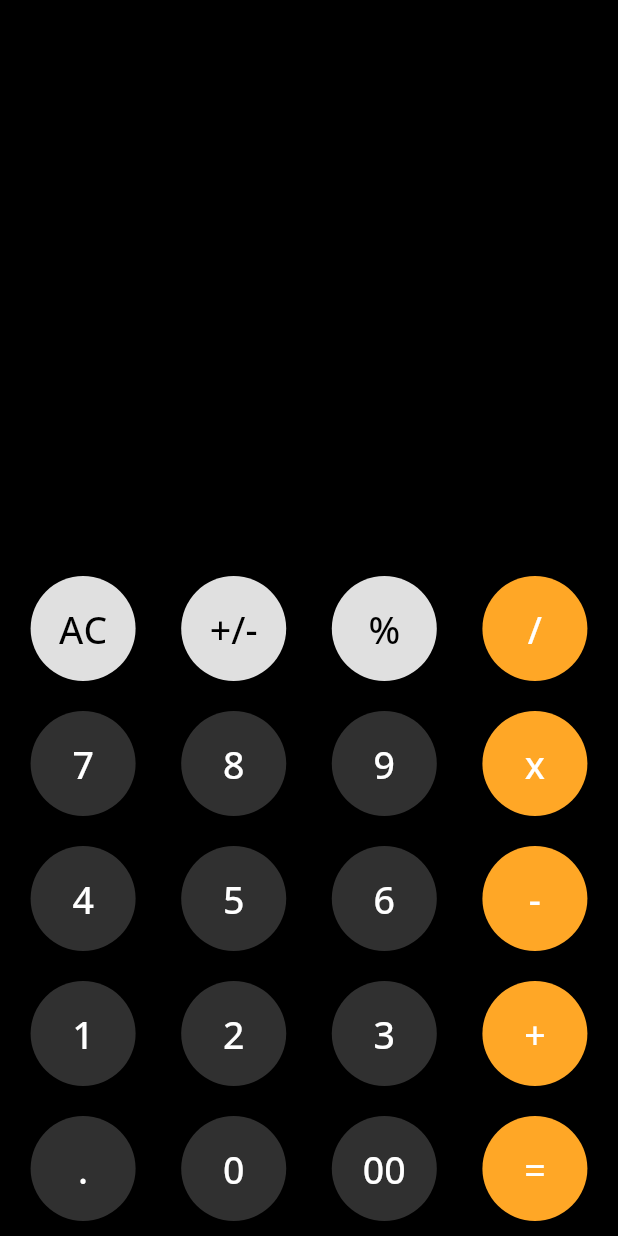
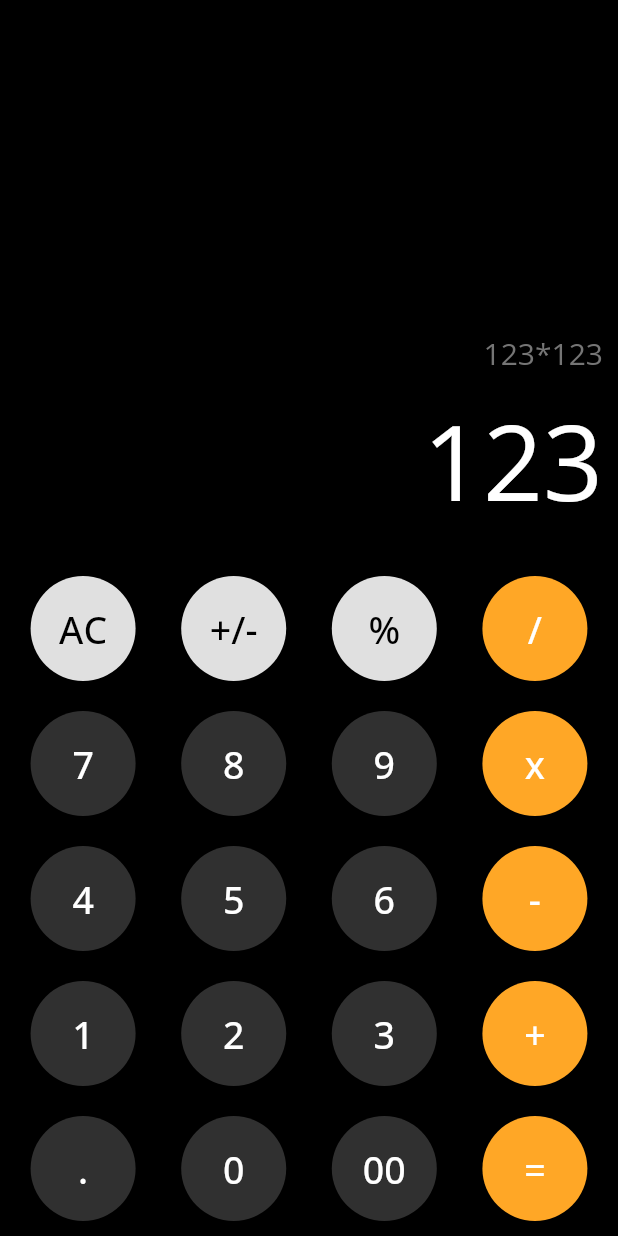
Before and after one commit to BenedictusKent/SimpleCalculator, a Flutter app: the screen it shows after launch, on a phone screen of 412 x 824 dp. Run offline on Flutter 3.47's test engine with Material 2 defaults, Android fonts, the phone set to English and light mode, and no system bars; our stand-ins replace google_fonts.

Commit message:
finished text ui

```diff
--- a/simplecalculator/lib/main.dart
+++ b/simplecalculator/lib/main.dart
@@ -1,5 +1,6 @@
 import 'package:flutter/material.dart';
 import 'package:simplecalculator/button.dart';
+import 'package:google_fonts/google_fonts.dart';
 
 void main() {
   runApp(MyApp());
@@ -35,6 +36,29 @@ class _MyHomePageState extends State<MyHomePage> {
       body: Column(
         mainAxisAlignment: MainAxisAlignment.end,
         children: <Widget>[
+          Container(
+            padding: EdgeInsets.only(right: 10),
+            alignment: Alignment(1, 1),
+            child: Text(
+              "123*123",
+              style: GoogleFonts.openSans(
+                textStyle: TextStyle(fontSize: 20),
+                color: Colors.grey[600],
+              ),
+            ),
+          ),
+          Container(
+            padding: EdgeInsets.all(10),
+            alignment: Alignment(1, 1),
+            child: Text(
+              "123",
+              style: GoogleFonts.openSans(
+                textStyle: TextStyle(fontSize: 70),
+                color: Colors.white,
+              ),
+            ),
+          ),
+          SizedBox(height: 10),
           // First row
           Row(
             mainAxisAlignment: MainAxisAlignment.spaceEvenly,
```
